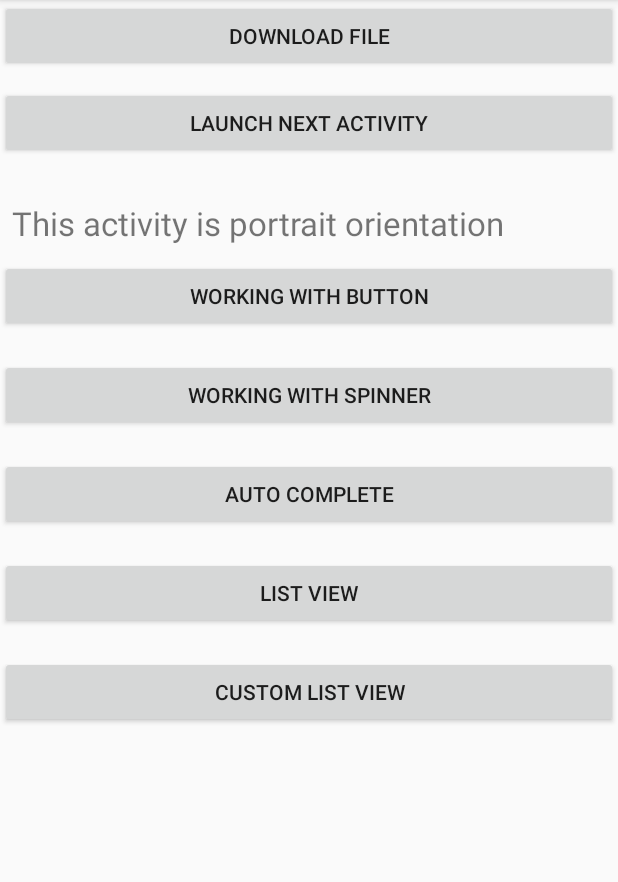
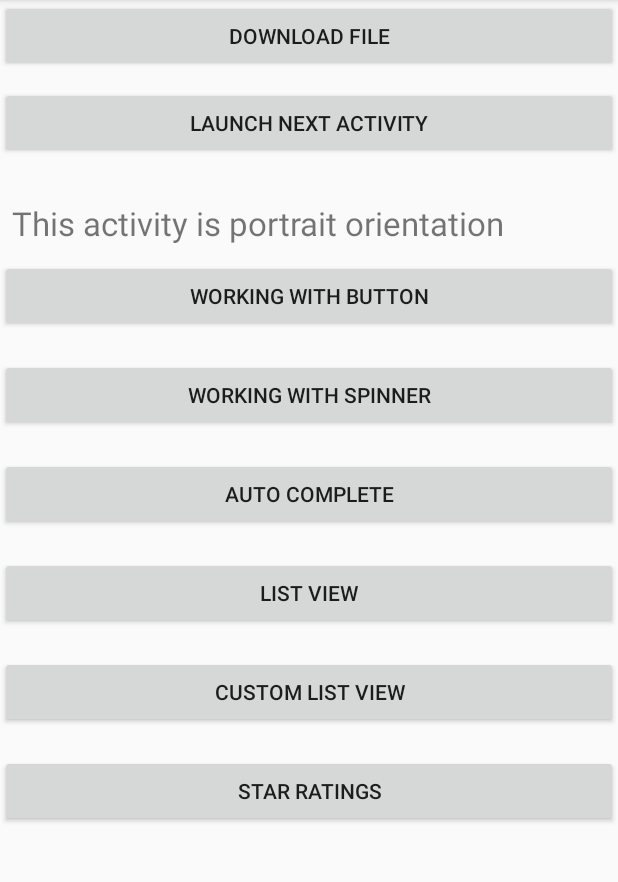
Before and after one commit to chamathshashika/android_testing, an Android app: the screen it shows after launch (MainActivity), on a phone screen of 412 x 824 dp, the part 84-966 px from its top. Run offline under Robolectric (Android 15) with nearby library versions, the light colour scheme and no system bars.

Commit message:
Star rating

```diff
--- a/src/main/AndroidManifest.xml
+++ b/src/main/AndroidManifest.xml
@@ -9,7 +9,8 @@
         android:roundIcon="@mipmap/ic_launcher_round"
         android:supportsRtl="true"
         android:theme="@style/AppTheme">
-        <activity android:name=".CustomListView"></activity>
+        <activity android:name=".StarRating"></activity>
+        <activity android:name=".CustomListView" />
         <activity android:name=".MyList" />
         <activity android:name=".AutocompleteActivity" />
         <activity android:name=".Autocomplete_Activity" />
--- a/src/main/java/com/example/myapplication/MainActivity.java
+++ b/src/main/java/com/example/myapplication/MainActivity.java
@@ -82,6 +82,11 @@ public class MainActivity extends AppCompatActivity {
         startActivity(intent);
     }
 
+    public void onClickStarRatings(View v){
+        Intent intent = new Intent(MainActivity.this,StarRating.class);
+        startActivity(intent);
+    }
+
 
 
     public void addListenerOnButtonClick() {
--- a/src/main/res/layout/activity_main.xml
+++ b/src/main/res/layout/activity_main.xml
@@ -126,6 +126,18 @@
                 android:layout_marginBottom="8dp"/>
 
 
+            <Button
+                android:id="@+id/button8"
+                android:layout_width="fill_parent"
+                android:layout_height="fill_parent"
+                android:text="Star Ratings"
+                android:onClick="onClickStarRatings"
+                tools:layout_editor_absoluteX="100dp"
+                tools:layout_editor_absoluteY="318dp"
+                android:layout_marginTop="10dp"
+                android:layout_marginBottom="8dp"/>
+
+
         </LinearLayout>
 
     </ScrollView>
```
Also changed, not shown: src/main/java/com/example/myapplication/StarRating.java (added, +42 -0 lines), src/main/res/layout/activity_star_rating.xml (added, +30 -0 lines).
